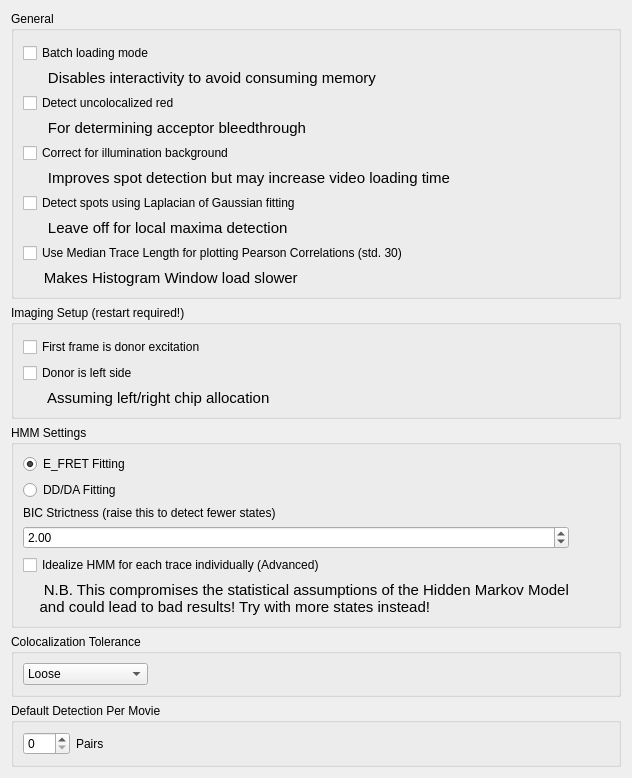
Old version of the form src/main/python/ui/PreferencesWindow.ui in the repository hatzakislab/DeepFRET-GUI.
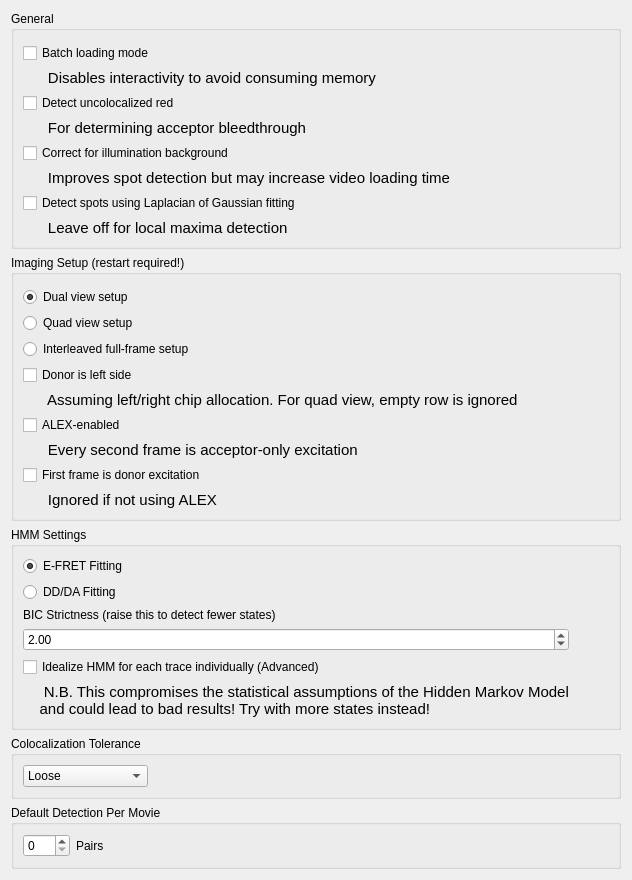
New version of the form.

Commit message: - Adds extra video capabilities for ALEX/non-ALEX - Removes deprecated code

```diff
--- a/src/main/python/ui/PreferencesWindow.ui
+++ b/src/main/python/ui/PreferencesWindow.ui
@@ -7,7 +7,7 @@
     <x>0</x>
     <y>0</y>
     <width>491</width>
-    <height>773</height>
+    <height>837</height>
    </rect>
   </property>
   <property name="sizePolicy">
@@ -71,29 +71,22 @@
         </property>
        </widget>
       </item>
-      <item row="13" column="0">
-       <widget class="QCheckBox" name="checkBox_medianPearsonCorr">
+      <item row="9" column="0">
+       <widget class="QCheckBox" name="checkBox_illuCorrect">
         <property name="text">
-         <string>Use Median Trace Length for plotting Pearson Correlations (std. 30)</string>
+         <string>Correct for illumination background</string>
         </property>
        </widget>
       </item>
-      <item row="3" column="0">
-       <widget class="QLabel" name="label_4">
+      <item row="12" column="0">
+       <widget class="QLabel" name="label_5">
         <property name="font">
          <font>
           <pointsize>11</pointsize>
          </font>
         </property>
         <property name="text">
-         <string>      Disables interactivity to avoid consuming memory</string>
-        </property>
-       </widget>
-      </item>
-      <item row="11" column="0">
-       <widget class="QCheckBox" name="checkBox_fitSpots">
-        <property name="text">
-         <string>Detect spots using Laplacian of Gaussian fitting</string>
+         <string>      Leave off for local maxima detection</string>
         </property>
        </widget>
       </item>
@@ -109,6 +102,18 @@
         </property>
        </widget>
       </item>
+      <item row="3" column="0">
+       <widget class="QLabel" name="label_4">
+        <property name="font">
+         <font>
+          <pointsize>11</pointsize>
+         </font>
+        </property>
+        <property name="text">
+         <string>      Disables interactivity to avoid consuming memory</string>
+        </property>
+       </widget>
+      </item>
       <item row="1" column="0">
        <widget class="QCheckBox" name="checkBox_batchLoadingMode">
         <property name="text">
@@ -116,13 +121,6 @@
         </property>
        </widget>
       </item>
-      <item row="9" column="0">
-       <widget class="QCheckBox" name="checkBox_illuCorrect">
-        <property name="text">
-         <string>Correct for illumination background</string>
-        </property>
-       </widget>
-      </item>
       <item row="7" column="0">
        <widget class="QCheckBox" name="checkBox_unColocRed">
         <property name="text">
@@ -130,27 +128,10 @@
         </property>
        </widget>
       </item>
-      <item row="12" column="0">
-       <widget class="QLabel" name="label_5">
-        <property name="font">
-         <font>
-          <pointsize>11</pointsize>
-         </font>
-        </property>
+      <item row="11" column="0">
+       <widget class="QCheckBox" name="checkBox_fitSpots">
         <property name="text">
-         <string>      Leave off for local maxima detection</string>
-        </property>
-       </widget>
-      </item>
-      <item row="14" column="0">
-       <widget class="QLabel" name="label_3">
-        <property name="font">
-         <font>
-          <pointsize>11</pointsize>
-         </font>
-        </property>
-        <property name="text">
-         <string>     Makes Histogram Window load slower</string>
+         <string>Detect spots using Laplacian of Gaussian fitting</string>
         </property>
        </widget>
       </item>
@@ -181,32 +162,90 @@
       <property name="topMargin">
        <number>12</number>
       </property>
-      <item row="2" column="0">
-       <widget class="QLabel" name="label_7">
-        <property name="font">
-         <font>
-          <pointsize>11</pointsize>
-         </font>
-        </property>
-        <property name="text">
-         <string>      Assuming left/right chip allocation</string>
-        </property>
-       </widget>
-      </item>
-      <item row="0" column="0">
+      <item row="8" column="0">
        <widget class="QCheckBox" name="checkBox_firstFrameIsDonor">
         <property name="text">
          <string>First frame is donor excitation</string>
         </property>
        </widget>
       </item>
+      <item row="2" column="0">
+       <widget class="QRadioButton" name="radioButton_quadViewSetup">
+        <property name="text">
+         <string>Quad view setup</string>
+        </property>
+       </widget>
+      </item>
       <item row="1" column="0">
+       <widget class="QRadioButton" name="radioButton_dualViewSetup">
+        <property name="text">
+         <string>Dual view setup</string>
+        </property>
+        <property name="checked">
+         <bool>true</bool>
+        </property>
+       </widget>
+      </item>
+      <item row="5" column="0">
+       <widget class="QLabel" name="label_7">
+        <property name="font">
+         <font>
+          <pointsize>11</pointsize>
+         </font>
+        </property>
+        <property name="text">
+         <string>      Assuming left/right chip allocation. For quad view, empty row is ignored</string>
+        </property>
+       </widget>
+      </item>
+      <item row="7" column="0">
+       <widget class="QLabel" name="label_8">
+        <property name="font">
+         <font>
+          <pointsize>11</pointsize>
+         </font>
+        </property>
+        <property name="text">
+         <string>      Every second frame is acceptor-only excitation</string>
+        </property>
+       </widget>
+      </item>
+      <item row="9" column="0">
+       <widget class="QLabel" name="label_9">
+        <property name="font">
+         <font>
+          <pointsize>11</pointsize>
+         </font>
+        </property>
+        <property name="text">
+         <string>      Ignored if not using ALEX</string>
+        </property>
+       </widget>
+      </item>
+      <item row="4" column="0">
        <widget class="QCheckBox" name="checkBox_donorLeft">
         <property name="text">
          <string>Donor is left side</string>
         </property>
        </widget>
       </item>
+      <item row="6" column="0">
+       <widget class="QCheckBox" name="checkBox_alexEnabled">
+        <property name="text">
+         <string>ALEX-enabled</string>
+        </property>
+       </widget>
+      </item>
+      <item row="3" column="0">
+       <widget class="QRadioButton" name="radioButton_interleavedSetup">
+        <property name="text">
+         <string>Interleaved full-frame setup</string>
+        </property>
+        <property name="checked">
+         <bool>false</bool>
+        </property>
+       </widget>
+      </item>
      </layout>
     </widget>
    </item>
@@ -219,13 +258,39 @@
       <item row="0" column="0">
        <widget class="QRadioButton" name="radioButton_hmm_fitE">
         <property name="text">
-         <string>E_FRET Fitting</string>
+         <string>E-FRET Fitting</string>
         </property>
         <property name="checked">
          <bool>true</bool>
         </property>
        </widget>
       </item>
+      <item row="4" column="1">
+       <spacer name="horizontalSpacer_2">
+        <property name="orientation">
+         <enum>Qt::Horizontal</enum>
+        </property>
+        <property name="sizeHint" stdset="0">
+         <size>
+          <width>40</width>
+          <height>20</height>
+         </size>
+        </property>
+       </spacer>
+      </item>
+      <item row="6" column="0">
+       <widget class="QLabel" name="label_hmm_checkbox">
+        <property name="font">
+         <font>
+          <pointsize>11</pointsize>
+         </font>
+        </property>
+        <property name="text">
+         <string>     N.B. This compromises the statistical assumptions of the Hidden Markov Model 
+    and could lead to bad results! Try with more states instead!</string>
+        </property>
+       </widget>
+      </item>
       <item row="1" column="0">
        <widget class="QRadioButton" name="radioButton_hmm_fitDD">
         <property name="text">
@@ -234,6 +299,20 @@
        </widget>
       </item>
       <item row="5" column="0">
+       <widget class="QCheckBox" name="checkBox_hmm_local">
+        <property name="text">
+         <string>Idealize HMM for each trace individually (Advanced)</string>
+        </property>
+       </widget>
+      </item>
+      <item row="3" column="0">
+       <widget class="QLabel" name="label_hmm_bic">
+        <property name="text">
+         <string>BIC Strictness (raise this to detect fewer states)</string>
+        </property>
+       </widget>
+      </item>
+      <item row="4" column="0">
        <widget class="QDoubleSpinBox" name="doubleSpinBox_hmm_BIC">
         <property name="minimum">
          <double>0.500000000000000</double>
@@ -249,46 +328,6 @@
         </property>
        </widget>
       </item>
-      <item row="5" column="1">
-       <spacer name="horizontalSpacer_2">
-        <property name="orientation">
-         <enum>Qt::Horizontal</enum>
-        </property>
-        <property name="sizeHint" stdset="0">
-         <size>
-          <width>40</width>
-          <height>20</height>
-         </size>
-        </property>
-       </spacer>
-      </item>
-      <item row="6" column="0">
-       <widget class="QCheckBox" name="checkBox_hmm_local">
-        <property name="text">
-         <string>Idealize HMM for each trace individually (Advanced)</string>
-        </property>
-       </widget>
-      </item>
-      <item row="4" column="0">
-       <widget class="QLabel" name="label_hmm_bic">
-        <property name="text">
-         <string>BIC Strictness (raise this to detect fewer states)</string>
-        </property>
-       </widget>
-      </item>
-      <item row="7" column="0">
-       <widget class="QLabel" name="label_hmm_checkbox">
-        <property name="font">
-         <font>
-          <pointsize>11</pointsize>
-         </font>
-        </property>
-        <property name="text">
-         <string>     N.B. This compromises the statistical assumptions of the Hidden Markov Model 
-    and could lead to bad results! Try with more states instead!</string>
-        </property>
-       </widget>
-      </item>
      </layout>
     </widget>
    </item>
```
Left out of the diff: 2 changed lines with no effect on the pictures. The commit also changes 9 other files.
